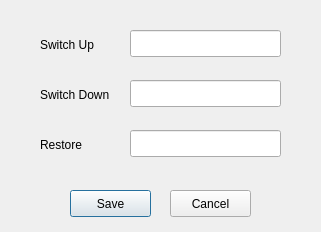
Qt form set_hotkey_dialog.ui (yyquick/host-switcher) before a commit.
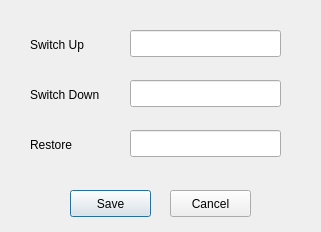
The same form after that commit. Icons and pictures are not drawn. Custom widgets are drawn as their Qt base class.

What changed in the file:
```diff
--- a/set_hotkey_dialog.ui
+++ b/set_hotkey_dialog.ui
@@ -48,9 +48,9 @@
   <widget class="QLabel" name="label">
    <property name="geometry">
     <rect>
-     <x>40</x>
+     <x>30</x>
      <y>35</y>
-     <width>81</width>
+     <width>91</width>
      <height>20</height>
     </rect>
    </property>
@@ -74,9 +74,9 @@
   <widget class="QLabel" name="label_2">
    <property name="geometry">
     <rect>
-     <x>40</x>
+     <x>30</x>
      <y>85</y>
-     <width>81</width>
+     <width>91</width>
      <height>20</height>
     </rect>
    </property>
@@ -103,9 +103,9 @@
   <widget class="QLabel" name="label_3">
    <property name="geometry">
     <rect>
-     <x>40</x>
+     <x>30</x>
      <y>135</y>
-     <width>81</width>
+     <width>91</width>
      <height>20</height>
     </rect>
    </property>
```
